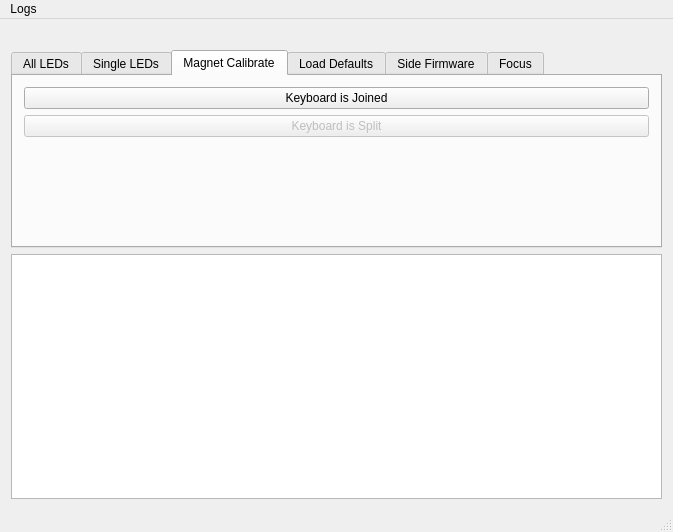
Dygmalab/assembly_tests, file combined_tests/mainwindow.ui: the form before one commit.
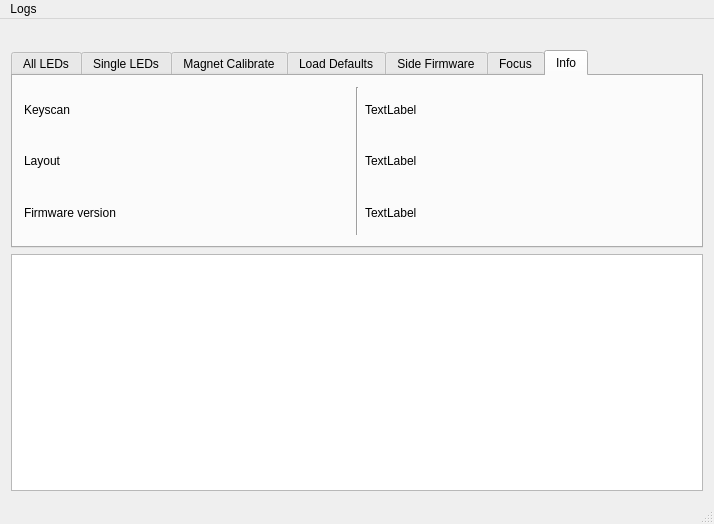
The form after the commit. The open tabs and pages were chosen to show the change. Icons and pictures are not drawn.

Commit message: add magnet level, add info tab

Patch:
```diff
--- a/combined_tests/mainwindow.ui
+++ b/combined_tests/mainwindow.ui
@@ -6,8 +6,8 @@
    <rect>
     <x>0</x>
     <y>0</y>
-    <width>673</width>
-    <height>532</height>
+    <width>714</width>
+    <height>524</height>
    </rect>
   </property>
   <property name="windowTitle">
@@ -146,7 +146,7 @@
                <bool>true</bool>
               </property>
               <property name="text">
-               <string>Keyboard is Joined</string>
+               <string>Press when keyboard is Joined</string>
               </property>
              </widget>
             </item>
@@ -156,7 +156,26 @@
                <bool>false</bool>
               </property>
               <property name="text">
-               <string>Keyboard is Split</string>
+               <string>Press when keyboard is Split</string>
+              </property>
+             </widget>
+            </item>
+            <item row="3" column="0">
+             <widget class="QProgressBar" name="magnet_level">
+              <property name="minimum">
+               <number>500</number>
+              </property>
+              <property name="maximum">
+               <number>800</number>
+              </property>
+              <property name="value">
+               <number>600</number>
+              </property>
+              <property name="textVisible">
+               <bool>true</bool>
+              </property>
+              <property name="format">
+               <string>%v</string>
               </property>
              </widget>
             </item>
@@ -294,6 +313,74 @@
           </item>
          </layout>
         </widget>
+        <widget class="QWidget" name="info_tab">
+         <attribute name="title">
+          <string>Info</string>
+         </attribute>
+         <layout class="QHBoxLayout" name="horizontalLayout_6">
+          <item>
+           <layout class="QHBoxLayout" name="horizontalLayout_7">
+            <item>
+             <layout class="QVBoxLayout" name="verticalLayout_6">
+              <item>
+               <widget class="QLabel" name="label_2">
+                <property name="text">
+                 <string>Keyscan</string>
+                </property>
+               </widget>
+              </item>
+              <item>
+               <widget class="QLabel" name="label_3">
+                <property name="text">
+                 <string>Layout</string>
+                </property>
+               </widget>
+              </item>
+              <item>
+               <widget class="QLabel" name="label_4">
+                <property name="text">
+                 <string>Firmware version</string>
+                </property>
+               </widget>
+              </item>
+             </layout>
+            </item>
+            <item>
+             <widget class="Line" name="line">
+              <property name="orientation">
+               <enum>Qt::Vertical</enum>
+              </property>
+             </widget>
+            </item>
+            <item>
+             <layout class="QVBoxLayout" name="verticalLayout_7">
+              <item>
+               <widget class="QLabel" name="keyscan_label">
+                <property name="text">
+                 <string>TextLabel</string>
+                </property>
+               </widget>
+              </item>
+              <item>
+               <widget class="QLabel" name="layout_label">
+                <property name="text">
+                 <string>TextLabel</string>
+                </property>
+               </widget>
+              </item>
+              <item>
+               <widget class="QLabel" name="version_label">
+                <property name="text">
+                 <string>TextLabel</string>
+                </property>
+               </widget>
+              </item>
+             </layout>
+            </item>
+           </layout>
+          </item>
+         </layout>
+        </widget>
        </widget>
       </item>
       <item>
@@ -318,7 +405,7 @@
     <rect>
      <x>0</x>
      <y>0</y>
-     <width>673</width>
+     <width>714</width>
      <height>22</height>
     </rect>
    </property>
```
Left out of the diff: 2 changed lines with no effect on the pictures. The commit also changes 2 other files.
